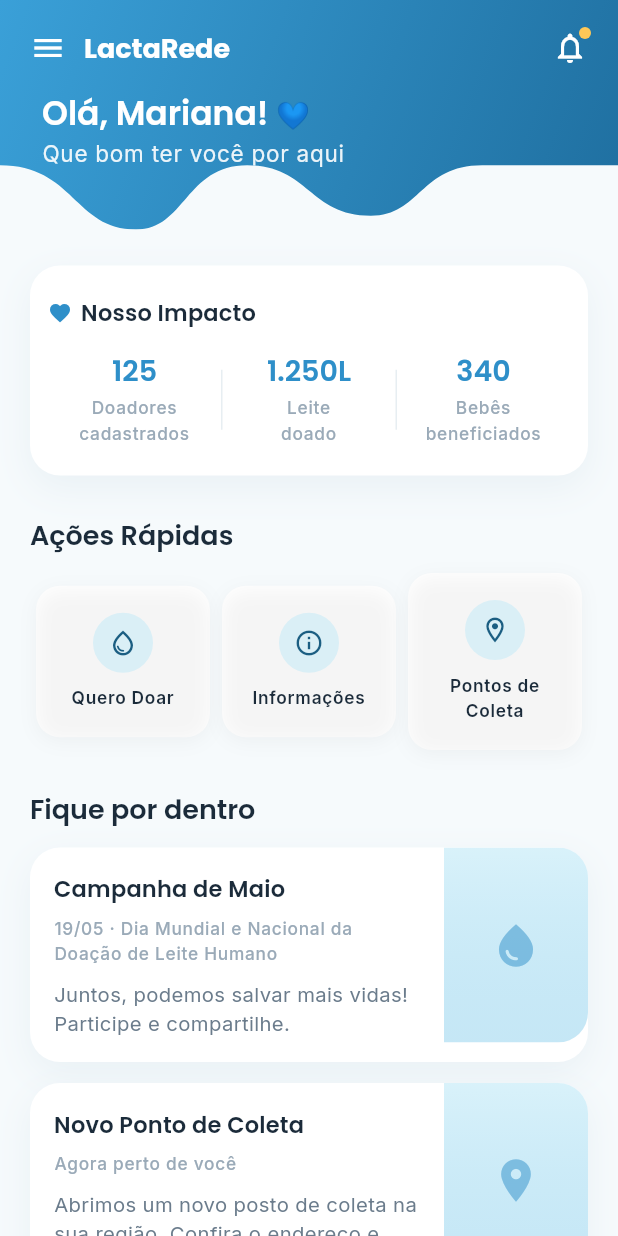
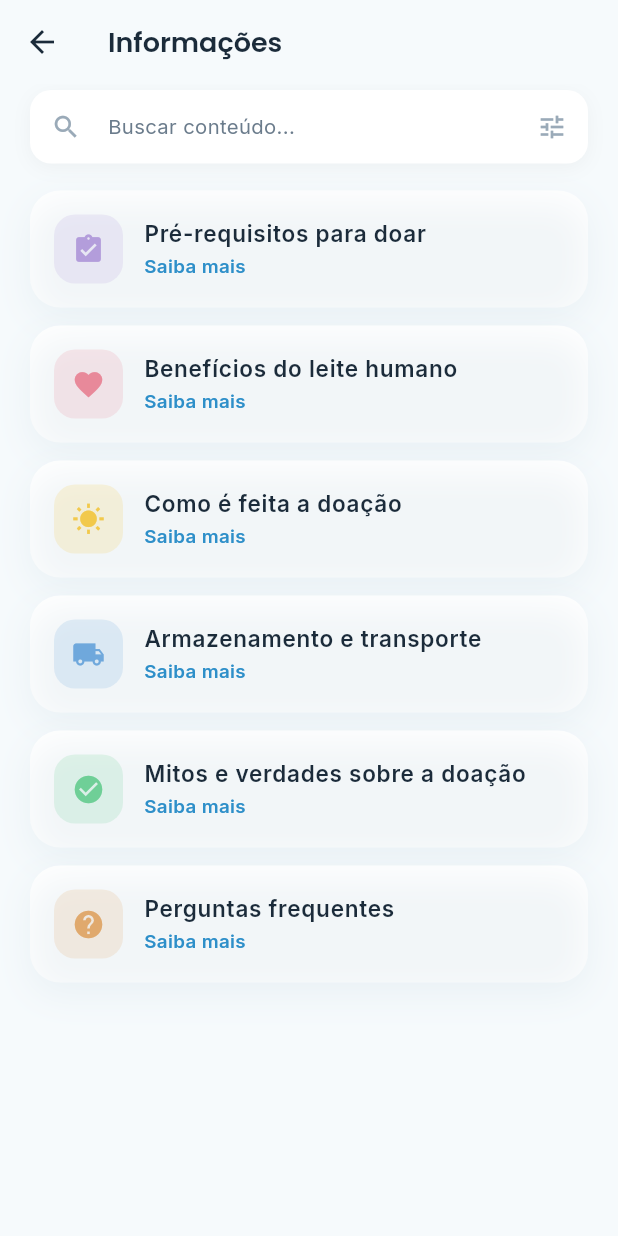
Before and after one commit to isaconstance/LactaRede-App, a Flutter app: the HomeScreen screen opened by its route, after a tap on the "menu" icon, after a tap on the "notifications none" icon, after a tap on "Informações", on a phone screen of 412 x 824 dp. Run offline on Flutter 3.47's test engine with Material 3 defaults, Android fonts, the phone set to English and light mode, and no system bars; our stand-ins replace flutter_map, geolocator, google_fonts, latlong2.

Commit message:
Inserindo telas: Pontos de coleta, Informações e Agendamento concluido

```diff
--- a/lib/main.dart
+++ b/lib/main.dart
@@ -3,6 +3,8 @@ import 'theme/app_theme.dart';
 import 'screens/home_screen.dart';
 import 'screens/account_screen.dart';
 import 'screens/splash_screen.dart';
+import 'screens/infos_screen.dart';
+import 'screens/pontos_coleta_screen.dart';
 
 void main() => runApp(const LactaRedeApp());
 
@@ -19,6 +21,8 @@ class LactaRedeApp extends StatelessWidget {
       routes: {
         '/inicio': (_) => const HomeScreen(),
         '/conta': (_) => const AccountScreen(),
+        '/informacoes': (_) => const InfosScreen(),
+        '/pontos-de-coleta': (_) => const PontosColetaScreen(),
       },
     );
   }
--- a/lib/screens/home_screen.dart
+++ b/lib/screens/home_screen.dart
@@ -238,21 +238,27 @@ class _QuickActionsRow extends StatelessWidget {
   @override
   Widget build(BuildContext context) {
     const actions = [
-      (Icons.water_drop_outlined, 'Quero Doar'),
-      (Icons.info_outline, 'Informações'),
-      (Icons.location_on_outlined, 'Pontos de\nColeta'),
+      (Icons.water_drop_outlined, 'Quero Doar', '/doar'),
+      (Icons.info_outline, 'Informações', '/informacoes'),
+      (Icons.location_on_outlined, 'Pontos de\nColeta', '/pontos-de-coleta'),
     ];
-    return Row(
+    return IntrinsicHeight(
+      child: Row(
         children: actions
             .map(
               (a) => Expanded(
                 child: Padding(
                   padding: const EdgeInsets.symmetric(horizontal: 4),
-                child: _QuickActionCard(icon: a.$1, label: a.$2),
+                  child: _QuickActionCard(
+                    icon: a.$1,
+                    label: a.$2,
+                    onTap: () => Navigator.of(context).pushNamed(a.$3)
+                  ),
                 ),
               ),
             )
             .toList(),
+      ),
     );
   }
 }
@@ -260,7 +266,8 @@ class _QuickActionsRow extends StatelessWidget {
 class _QuickActionCard extends StatelessWidget {
   final IconData icon;
   final String label;
-  const _QuickActionCard({required this.icon, required this.label});
+  final VoidCallback? onTap;
+  const _QuickActionCard({required this.icon, required this.label, this.onTap});
 
   @override
   Widget build(BuildContext context) {
@@ -269,7 +276,7 @@ class _QuickActionCard extends StatelessWidget {
       borderRadius: BorderRadius.circular(16),
       child: InkWell(
         borderRadius: BorderRadius.circular(16),
-        onTap: () {},
+        onTap: onTap ?? () {},
         child: Container(
           padding: const EdgeInsets.symmetric(vertical: 18, horizontal: 8),
           decoration: BoxDecoration(
@@ -277,11 +284,12 @@ class _QuickActionCard extends StatelessWidget {
             boxShadow: AppShadows.soft,
           ),
           child: Column(
+            mainAxisAlignment: MainAxisAlignment.center,
             children: [
               Container(
                 padding: const EdgeInsets.all(10),
                 decoration: BoxDecoration(
-                  color: AppColors.accent.withOpacity(0.5),
+                  color: AppColors.accent.withValues(alpha: 0.5),
                   shape: BoxShape.circle,
                 ),
                 child: Icon(icon, color: AppColors.primaryDark, size: 20),
--- /dev/null
+++ b/lib/screens/infos_screen.dart
@@ -0,0 +1,170 @@
+import 'package:flutter/material.dart';
+import '../theme/app_theme.dart';
+
+class _InfoTopic {
+  final IconData icon;
+  final Color color;
+  final String title;
+
+  const _InfoTopic({
+    required this.icon,
+    required this.color,
+    required this.title,
+  });
+}
+
+class InfosScreen extends StatelessWidget {
+  const InfosScreen({super.key});
+
+  static const _topicos = <_InfoTopic>[
+    _InfoTopic(
+      icon: Icons.assignment_turned_in,
+      color: Color(0xFFB39DDB),
+      title: 'Pré-requisitos para doar',
+    ),
+    _InfoTopic(
+      icon: Icons.favorite,
+      color: Color(0xFFE8899A),
+      title: 'Benefícios do leite humano',
+    ),
+    _InfoTopic(
+      icon: Icons.wb_sunny,
+      color: Color(0XFFF2C94C),
+      title: 'Como é feita a doação',
+    ),
+    _InfoTopic(
+      icon: Icons.local_shipping,
+      color: Color(0xFF6FA8DC),
+      title: 'Armazenamento e transporte',
+    ),
+    _InfoTopic(
+      icon: Icons.check_circle,
+      color: Color(0xFF6FCF97),
+      title: 'Mitos e verdades sobre a doação',
+    ),
+    _InfoTopic(
+      icon: Icons.help,
+      color: Color(0XFFE0A96D),
+      title: 'Perguntas frequentes',
+    ),
+  ];
+
+  @override
+  Widget build(BuildContext context) {
+    return Scaffold(
+      backgroundColor: AppColors.background,
+      appBar: AppBar(
+        backgroundColor: AppColors.background,
+        elevation: 0,
+        iconTheme: const IconThemeData(color: AppColors.textPrimary),
+        title: Text(
+          'Informações',
+          style: Theme.of(context).textTheme.titleLarge,
+        ),
+      ),
+      body: ListView(
+        padding: const EdgeInsets.fromLTRB(20, 4, 20, 24),
+        children: [
+          _SearchField(),
+          const SizedBox(height: 18),
+          ..._topicos.map(
+            (t) => Padding(
+              padding: const EdgeInsets.only(bottom: 12),
+              child: _InfoCard(topic: t),
+            ),
+          ),
+        ],
+      ),
+    );
+  }
+}
+
+class _SearchField extends StatelessWidget {
+  @override
+  Widget build(BuildContext context) {
+    return Container(
+      decoration: BoxDecoration(
+        color: AppColors.surface,
+        borderRadius: BorderRadius.circular(AppRadius.button),
+        boxShadow: AppShadows.soft,
+      ),
+      child: TextField(
+        decoration: InputDecoration(
+          hintText: 'Buscar conteúdo...',
+          hintStyle: Theme.of(context).textTheme.bodyMedium,
+          prefixIcon: const Icon(
+            Icons.search,
+            color: AppColors.textMuted,
+            size: 20,
+          ),
+          suffixIcon: const Icon(
+            Icons.tune,
+            color: AppColors.textMuted,
+            size: 20,
+          ),
+          border: InputBorder.none,
+          contentPadding: const EdgeInsets.symmetric(vertical: 14),
+        ),
+      ),
+    );
+  }
+}
+
+class _InfoCard extends StatelessWidget {
+  final _InfoTopic topic;
+  const _InfoCard({required this.topic});
+
+  @override
+  Widget build(BuildContext context) {
+    return Material(
+      color: AppColors.surface,
+      borderRadius: BorderRadius.circular(AppRadius.card),
+      child: InkWell(
+        borderRadius: BorderRadius.circular(AppRadius.card),
+        onTap: () {},
+        child: Container(
+          padding: const EdgeInsets.all(16),
+          decoration: BoxDecoration(
+            borderRadius: BorderRadius.circular(AppRadius.card),
+            boxShadow: AppShadows.card,
+          ),
+          child: Row(
+            children: [
+              Container(
+                padding: const EdgeInsets.all(12),
+                decoration: BoxDecoration(
+                  color: topic.color.withOpacity(0.18),
+                  borderRadius: BorderRadius.circular(14),
+                ),
+                child: Icon(topic.icon, color: topic.color, size: 22),
+              ),
+              const SizedBox(width: 14),
+              Expanded(
+                child: Column(
+                  crossAxisAlignment: CrossAxisAlignment.start,
+                  children: [
+                    Text(
+                      topic.title,
+                      style: Theme.of(context).textTheme.bodyLarge?.copyWith(
+                        fontWeight: FontWeight.w600,
+                      ),
+                    ),
+                    const SizedBox(height: 3),
+                    Text(
+                      'Saiba mais',
+                      style: Theme.of(context).textTheme.bodyMedium?.copyWith(
+                        color: AppColors.primary,
+                        fontWeight: FontWeight.w600,
+                        fontSize: 12.5,
+                      ),
+                    ),
+                  ],
+                ),
+              ),
+            ],
+          ),
+        ),
+      ),
+    );
+  }
+}
--- a/pubspec.yaml
+++ b/pubspec.yaml
@@ -30,8 +30,12 @@ environment:
 dependencies:
   flutter:
     sdk: flutter
-
   google_fonts: ^6.2.1
+  #google_maps_flutter: ^2.9.0
+  flutter_map: ^7.0.2
+  latlong2: ^0.9.1
+  http: ^1.2.2
+  geolocator: ^13.0.1
 
   # The following adds the Cupertino Icons font to your application.
   # Use with the CupertinoIcons class for iOS style icons.
```
Also changed, not shown: lib/data/pontos_coleta.dart (added, +49 -0 lines), lib/screens/age_concluido.dart (added, +79 -0 lines), lib/screens/pontos_coleta_screen.dart (added, +315 -0 lines), lib/screens/splash_screen.dart (+53 -25 lines), pubspec.lock, 3 other files. Lines whose indentation alone changed are shown as unchanged.
